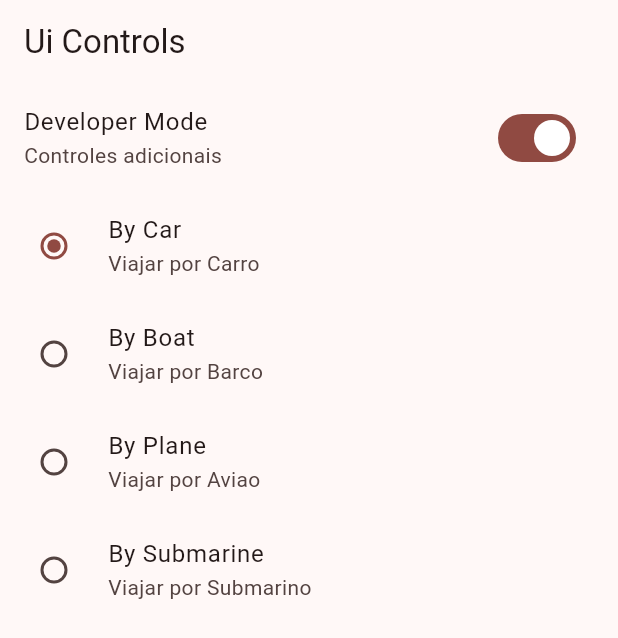
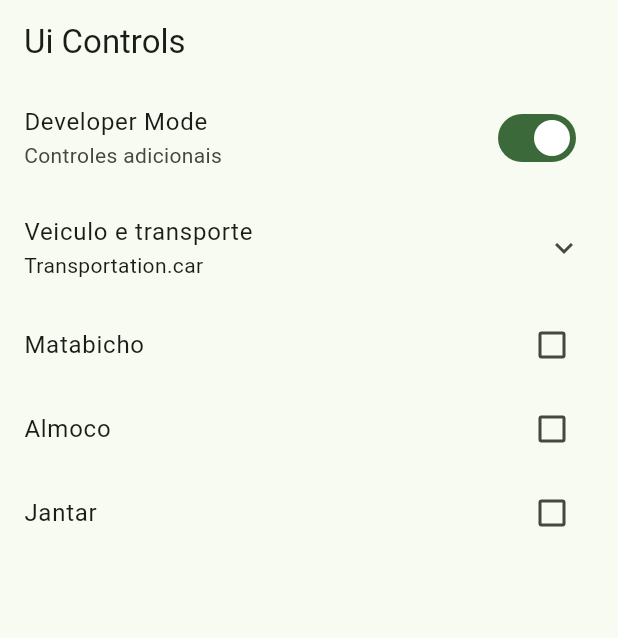
Before and after one commit to goncalveshigino/widget-app, a Flutter app: the UiControlsScreen screen opened by its route, on a phone screen of 412 x 824 dp. Shown: the top 638 px of the screen. Run offline on Flutter 3.47's test engine with Material 2 defaults, Android fonts, the phone set to English and light mode, and no system bars; our stand-ins replace go_router.

Commit message:
ui screen finished

```diff
--- a/lib/main.dart
+++ b/lib/main.dart
@@ -15,7 +15,7 @@ class MyApp extends StatelessWidget {
       routerConfig: appRouter,
       title: 'Flutter Widgets',
       debugShowCheckedModeBanner: false,
-      theme: AppTheme(selectedColor: 2).getTheme(),
+      theme: AppTheme(selectedColor: 3).getTheme(),
 
     );
   }
--- a/lib/presentation/screens/ui_controls/ui_controls_screen.dart
+++ b/lib/presentation/screens/ui_controls/ui_controls_screen.dart
@@ -28,13 +28,15 @@ class _UiControlsViewState extends State<_UiControlsView> {
 
   bool isDeveloper = true;
   Transportation selectedTransportation = Transportation.car;
+  bool wantsBreakfast = false;
+  bool wantsLunch = false;
+  bool wantsDinner = false;
 
   @override
   Widget build(BuildContext context) {
     return ListView(
       physics: const ClampingScrollPhysics(),
       children: [
-
         SwitchListTile(
           title: const Text('Developer Mode'),
           subtitle: const Text('Controles adicionais'),
@@ -45,7 +47,10 @@ class _UiControlsViewState extends State<_UiControlsView> {
             });
           },
         ),
-
+        ExpansionTile(
+          title: const Text('Veiculo e transporte'),
+          subtitle: Text('$selectedTransportation'),
+          children: [
             RadioListTile(
               title: const Text('By Car'),
               subtitle: const Text('Viajar por Carro'),
@@ -83,6 +88,32 @@ class _UiControlsViewState extends State<_UiControlsView> {
               }),
             ),
           ],
+        ),
+
+
+        CheckboxListTile(
+          title: const Text('Matabicho'),
+          value: wantsBreakfast,
+          onChanged: (value) => setState(() {
+            wantsBreakfast = !wantsBreakfast;
+          }),
+        ),
+         CheckboxListTile(
+          title: Text('Almoco'),
+          value: wantsLunch,
+          onChanged: (value) => setState(() {
+            wantsLunch = !wantsLunch;
+          }),
+        ),
+         CheckboxListTile(
+          title: Text('Jantar'),
+          value: wantsDinner,
+          onChanged: (value) => setState(() {
+            wantsDinner = !wantsDinner;
+          }),
+        ),
+
+      ],
     );
   }
 }
```
Lines whose indentation alone changed are shown as unchanged.
